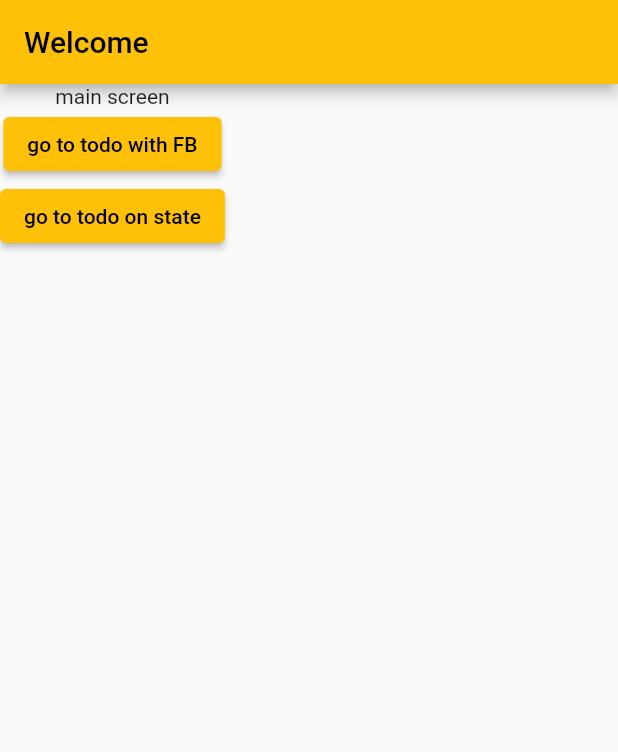
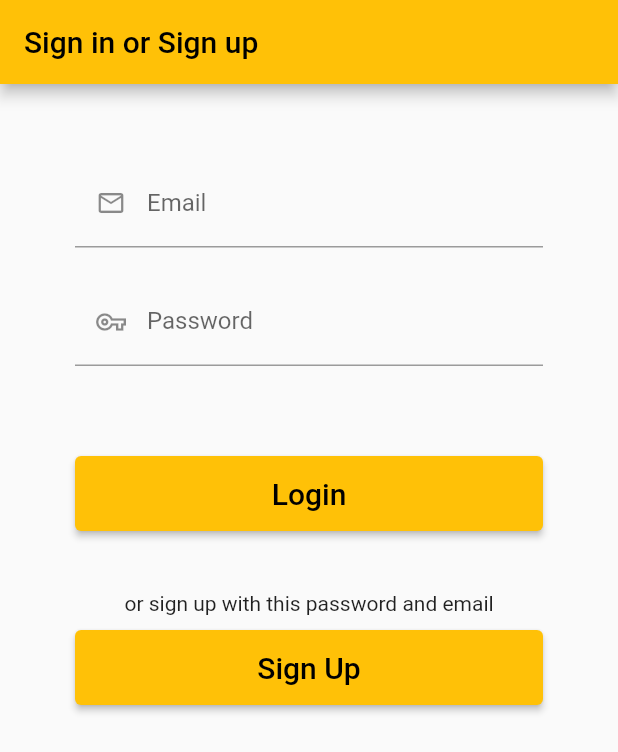
Before and after one commit to IvMalakhov/flutter-todo, a Flutter app: the screen it shows after launch, on a phone screen of 412 x 824 dp. Shown: the top 752 px of the screen. Run offline on Flutter 3.47's test engine with Material 2 defaults, Android fonts, the phone set to English and light mode, and no system bars; our stand-ins replace cloud_firestore, email_validator, firebase_auth, firebase_core, fluttertoast; accounts and stored records are empty.

Commit message:
Add auth with FB. Improve routing. Add notify(local) service. Clean up code.

```diff
--- /dev/null
+++ b/lib/const/routs.dart
@@ -0,0 +1,6 @@
+class Routs {
+  static String auth = '/';
+  static String main = '/main';
+  static String todoFB = '/todoFB';
+  static String todoOnState = '/todoOnState';
+}
--- /dev/null
+++ b/lib/domain/base_user.dart
@@ -0,0 +1,8 @@
+import 'package:firebase_auth/firebase_auth.dart';
+
+class BaseUser {
+  late String id;
+  BaseUser.fromFirebase(User user){
+    id = user.uid;
+  }
+}
--- /dev/null
+++ b/lib/pages/auth.dart
@@ -0,0 +1,115 @@
+import 'package:flutter/material.dart';
+import 'package:flutter_todo/domain/base_user.dart';
+import 'package:flutter_todo/services/auth.dart';
+import 'package:flutter_todo/services/notify.dart';
+import 'package:email_validator/email_validator.dart';
+import 'package:flutter_todo/const/routs.dart';
+
+class Auth extends StatefulWidget {
+  const Auth({Key? key}) : super(key: key);
+
+  @override
+  State<Auth> createState() => _AuthState();
+}
+
+class _AuthState extends State<Auth> {
+  String _email = '';
+  String _password = '';
+  final Notify _notify = Notify();
+
+  final AuthService _authService = AuthService();
+
+  void _onLogin() async {
+    final bool isEmailValid = EmailValidator.validate(_email);
+
+    if (isEmailValid && _password.isNotEmpty) {
+      BaseUser? user = await _authService.signInWithEmail(_email.trim(), _password.trim());
+      if(user != null ) {
+        Navigator.pushReplacementNamed(context, Routs.main);
+      }
+      else {
+        _notify.show(text: "Can't sign in. Please check email and password.", textColor: Colors.red);
+      }
+    } else {
+      _notify.show(text: "Please check email and password.", textColor: Colors.amber);
+    }
+  }
+
+  void _onSignUp() async {
+    final bool isEmailValid = EmailValidator.validate(_email);
+
+    if (isEmailValid && _password.isNotEmpty) {
+      BaseUser? user = await _authService.signUpWithEmail(_email.trim(), _password.trim());
+      if(user == null ) {
+        // error will be shown from auth service and fireBase
+      } else {
+        _notify.show(text: "User was created. Please logged in.", textColor: Colors.green);
+      }
+    } else {
+      _notify.show(text: "Please check email and password.", textColor: Colors.amber);
+    }
+  }
+
+  @override
+  Widget build(BuildContext context) {
+    return Scaffold(
+      appBar: AppBar(
+        title: const Text('Sign in or Sign up'),
+      ),
+      body: Center(
+        child: Container(
+          constraints: const BoxConstraints(maxWidth: 700),
+          margin: const EdgeInsets.all(50),
+          child: Column(
+            children: [
+              TextField(
+                onChanged: (String value) => _email = value,
+                decoration: const InputDecoration(
+                  label: Text('Email'),
+                  prefixIcon: Padding(
+                    padding: EdgeInsets.symmetric(horizontal: 10),
+                    child: Icon(Icons.email_outlined, size: 20,),
+                  ),
+                ),
+
+              ),
+              const Padding(padding: EdgeInsets.symmetric(vertical: 10)),
+              TextField(
+                onChanged: (String value) => _password = value,
+                decoration: const InputDecoration(
+                  label: Text('Password'),
+                  prefixIcon: Padding(
+                    padding: EdgeInsets.symmetric(horizontal: 10),
+                    child: Icon(Icons.vpn_key_outlined, size: 20,),
+                  ),
+                ),
+                obscureText: true,
+              ),
+              const Padding(padding: EdgeInsets.symmetric(vertical: 30)),
+              SizedBox(
+                width: double.infinity,
+                height: 50,
+                child: ElevatedButton(
+                    onPressed: () => _onLogin(),
+                    child: const Text('Login', style: TextStyle(fontSize: 20),),
+                ),
+              ),
+              const Padding(padding: EdgeInsets.symmetric(vertical: 20)),
+              const Text('or sign up with this password and email'),
+              const Padding(padding: EdgeInsets.symmetric(vertical: 5)),
+              SizedBox(
+                width: 400,
+                height: 50,
+                child: ElevatedButton(
+                  onPressed: () => _onSignUp(),
+                  child: const Text('Sign Up', style: TextStyle(fontSize: 20),),
+                ),
+              ),
+
+            ],
+          ),
+        ),
+      ),
+    );
+  }
+}
--- a/lib/pages/main_screen.dart
+++ b/lib/pages/main_screen.dart
@@ -1,4 +1,6 @@
 import 'package:flutter/material.dart';
+import 'package:flutter_todo/const/routs.dart';
+
 class MainScreen extends StatelessWidget {
   const MainScreen({Key? key}) : super(key: key);
 
@@ -9,22 +11,22 @@ class MainScreen extends StatelessWidget {
       ),
       body: Column(
         children: [
-          Text('main screen'),
+          const Text('main screen'),
           ElevatedButton(
               onPressed: (){
                 // Navigator.pushNamed(context, '/todo'); // have back button
                 // Navigator.pushNamedAndRemoveUntil(context, '/todo', (route)=>false); // if false haven't back button
-                Navigator.pushReplacementNamed(context, '/todo');
+                Navigator.pushReplacementNamed(context, Routs.todoFB);
               },
-              child: Text('go to todo with FB')
+              child: const Text('go to todo with FB')
           ),
           ElevatedButton(
               onPressed: (){
                 // Navigator.pushNamed(context, '/todo'); // have back button
                 // Navigator.pushNamedAndRemoveUntil(context, '/todo', (route)=>false); // if false haven't back button
-                Navigator.pushReplacementNamed(context, '/todo_state');
+                Navigator.pushReplacementNamed(context,  Routs.todoOnState);
               },
-              child: Text('go to todo on state')
+              child: const Text('go to todo on state')
           ),
         ],
       ),
--- /dev/null
+++ b/lib/services/auth.dart
@@ -0,0 +1,35 @@
+import 'package:firebase_auth/firebase_auth.dart';
+import 'package:flutter/material.dart';
+import 'package:flutter_todo/domain/base_user.dart';
+import 'package:flutter_todo/services/notify.dart';
+
+class AuthService {
+  final Notify _notify = Notify();
+  final FirebaseAuth _fAuth = FirebaseAuth.instance;
+  Future<BaseUser?> signInWithEmail(String email , String password) async{
+    try{
+      UserCredential userCred = await _fAuth.signInWithEmailAndPassword(email: email, password: password);
+      User? user = userCred.user;
+      return BaseUser.fromFirebase(user!);
+    } catch(error) {
+      return null;
+    }
+  }
+  Future<BaseUser?> signUpWithEmail(String email , String password) async{
+    try{
+      UserCredential userCred = await _fAuth.createUserWithEmailAndPassword(email: email, password: password);
+      User? user = userCred.user;
+      return BaseUser.fromFirebase(user!);
+    } catch(error) {
+      _notify.show(text: error.toString(), textColor: Colors.red);
+      return null;
+    }
+  }
+  Future signOut() async{
+      await _fAuth.signOut();
+  }
+  Stream<BaseUser?> get currentUser{
+    Stream<User?> st = _fAuth.authStateChanges();
+    return st.map((User? user)=> user != null ? BaseUser.fromFirebase(user): null);
+  }
+}
--- a/pubspec.yaml
+++ b/pubspec.yaml
@@ -36,6 +36,9 @@ dependencies:
   # The following adds the Cupertino Icons font to your application.
   # Use with the CupertinoIcons class for iOS style icons.
   cupertino_icons: ^1.0.2
+  firebase_auth: ^3.3.9
+  email_validator: ^2.0.1
+  fluttertoast: ^8.0.9
 
 dev_dependencies:
   flutter_test:
```
Also changed, not shown: lib/main.dart (+13 -5 lines), lib/pages/home.dart (+3 -16 lines), lib/pages/home_on_state.dart (+4 -4 lines), lib/services/notify.dart (added, +18 -0 lines), lib/firebase_options.dart (added), pubspec.lock, 1 other file.
